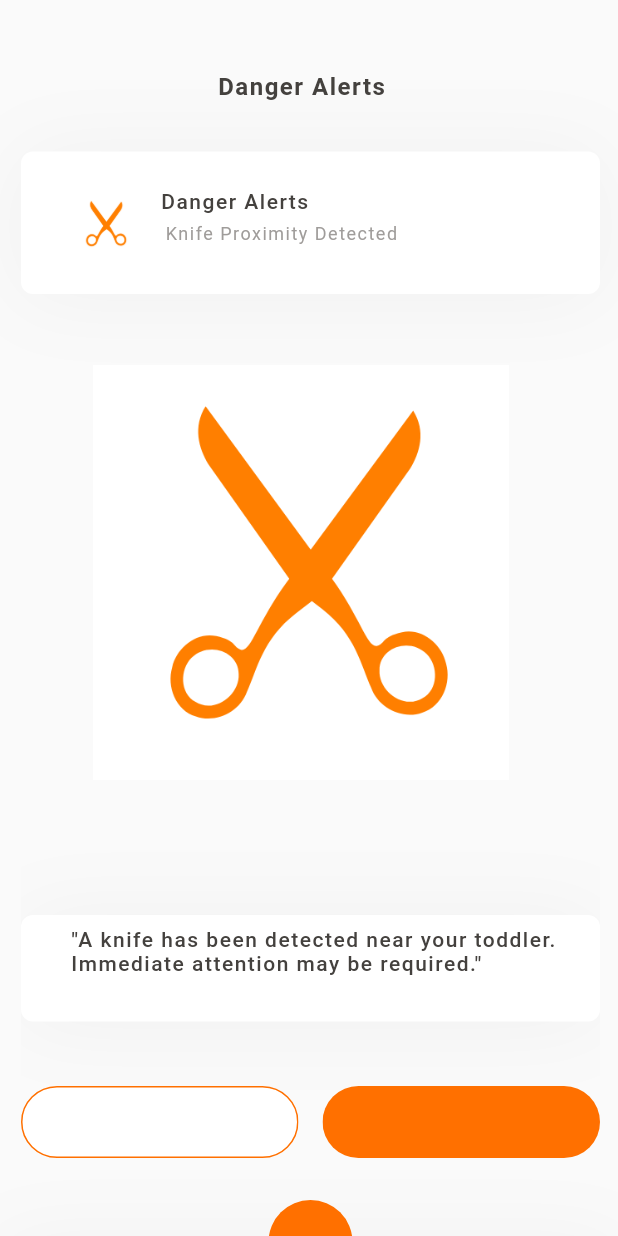
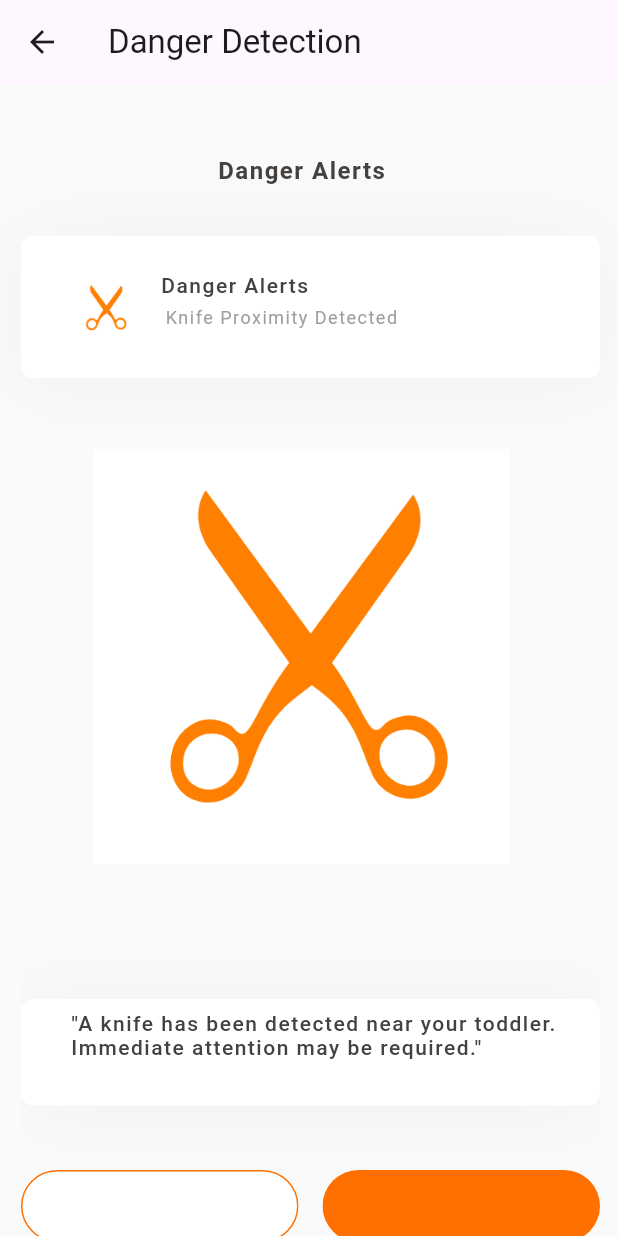
Before and after one commit to kaveenexe/toddler-research, a Flutter app: the KnifePage screen opened directly, on a phone screen of 412 x 824 dp. Run offline on Flutter 3.47's test engine with Material 3 defaults, Android fonts, the phone set to English and light mode, and no system bars; network calls fail; Roboto replaces fonts that are missing (Poppins).

Commit message:
modify danger pages

```diff
--- a/lib/pages/dangerknife.dart
+++ b/lib/pages/dangerknife.dart
@@ -1,22 +1,26 @@
 import "package:flutter/material.dart";
-
 
 class KnifePage extends StatelessWidget {
   const KnifePage({super.key});
 
   @override
   Widget build(BuildContext context) {
-    double screenwidth = MediaQuery.of(context).size.width;
-    double screenheight = MediaQuery.of(context).size.height;
-     return Column(
-      children: [
-        Container(
-          width: 414,
-          height: 896,
-          clipBehavior: Clip.antiAlias,
-          decoration: BoxDecoration(color: Color(0xFFFAFAFA)),
+    double screenWidth = MediaQuery.of(context).size.width;
+    double screenHeight = MediaQuery.of(context).size.height;
+
+    return Scaffold(
+      appBar: AppBar(
+        title: Text('Danger Detection'),
+      ),
+      body: SingleChildScrollView(
+        child: Container(
+          width: screenWidth,
+          height: screenHeight >= 896 ? screenHeight : 896,
+          color: Color(0xFFFAFAFA),
           child: Stack(
             children: [
+              // Your existing content here
+              // Adjust dimensions and positions based on screenWidth and screenHeight
               Positioned(
                 left: 14,
                 top: 48,
@@ -447,7 +451,7 @@ class KnifePage extends StatelessWidget {
             ],
           ),
         ),
-      ],
+      ),
     );
   }
 }
```
Also changed, not shown: lib/pages/dangerscissor.dart (+18 -14 lines).
